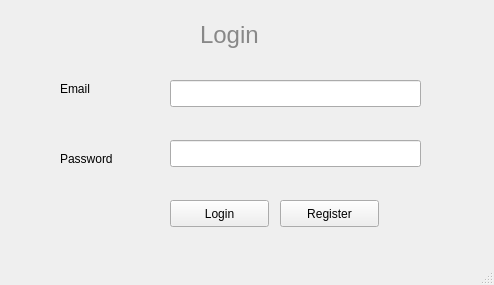
Old version of the form guis/login.ui in the repository password-manager/linux.
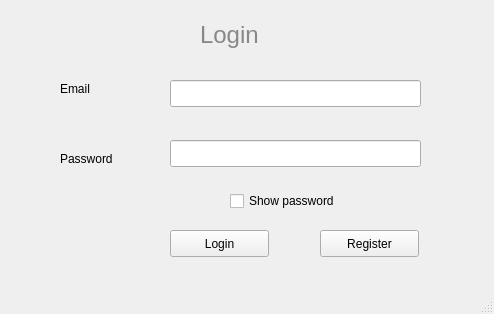
New version of the form.

Patch:
```diff
--- a/guis/login.ui
+++ b/guis/login.ui
@@ -7,7 +7,7 @@
     <x>0</x>
     <y>0</y>
     <width>494</width>
-    <height>285</height>
+    <height>314</height>
    </rect>
   </property>
   <property name="windowTitle">
@@ -44,7 +44,7 @@
     <property name="geometry">
      <rect>
       <x>170</x>
-      <y>200</y>
+      <y>230</y>
       <width>99</width>
       <height>27</height>
      </rect>
@@ -56,8 +56,8 @@
    <widget class="QPushButton" name="registerButton">
     <property name="geometry">
      <rect>
-      <x>280</x>
-      <y>200</y>
+      <x>320</x>
+      <y>230</y>
       <width>99</width>
       <height>27</height>
      </rect>
@@ -106,6 +106,19 @@
      </rect>
     </property>
    </widget>
+   <widget class="QCheckBox" name="checkBox">
+    <property name="geometry">
+     <rect>
+      <x>230</x>
+      <y>190</y>
+      <width>131</width>
+      <height>22</height>
+     </rect>
+    </property>
+    <property name="text">
+     <string>Show password</string>
+    </property>
+   </widget>
   </widget>
   <widget class="QMenuBar" name="menubar">
    <property name="geometry">
```
